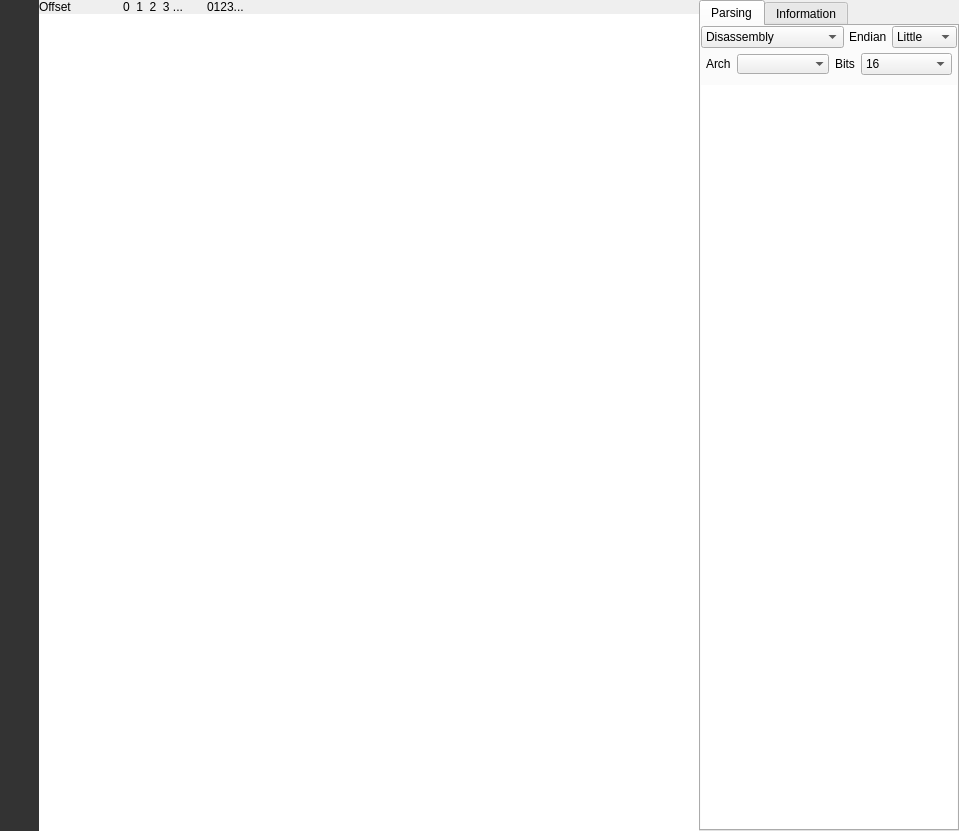
Above: src/widgets/HexdumpWidget.ui from rizinorg/cutter before the change. Below: the same form after it.
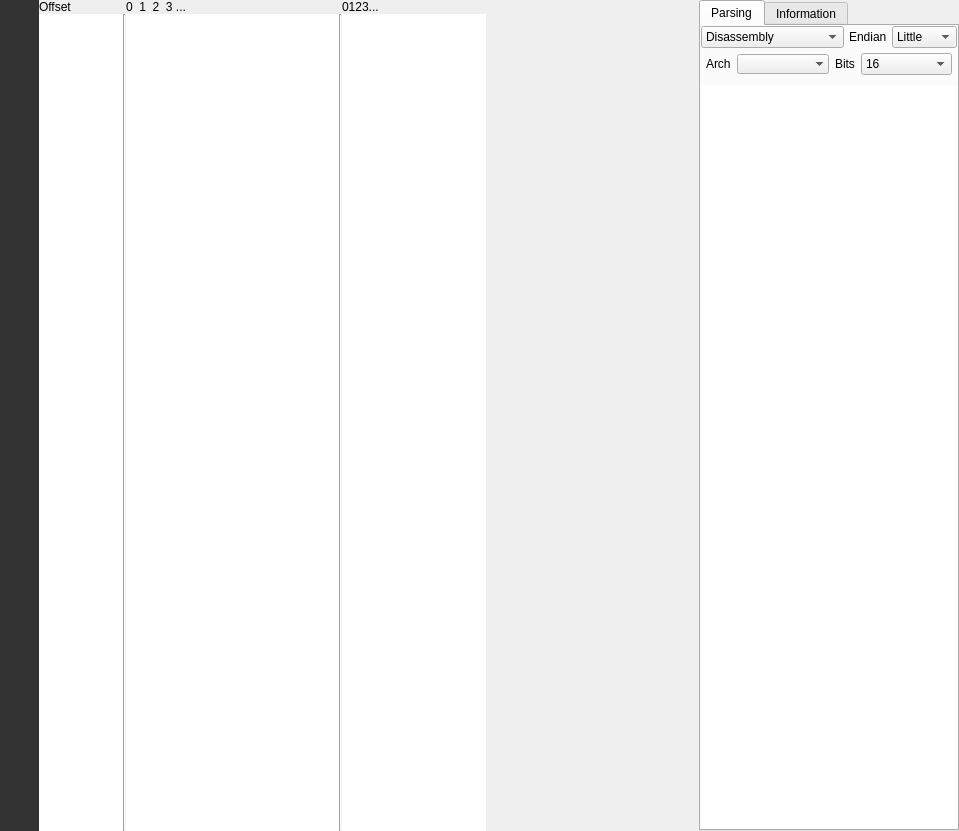
That is the form after the change. Icons and pictures are not drawn.

Commit message: HexdumpWidget: Smooth scrolling and using pxj instead of parsing string output.

```diff
--- a/src/widgets/HexdumpWidget.ui
+++ b/src/widgets/HexdumpWidget.ui
@@ -152,6 +152,63 @@
     </item>
     <item>
      <layout class="QGridLayout" name="gridLayout">
+      <item row="1" column="5">
+       <spacer name="horizontalSpacer">
+        <property name="orientation">
+         <enum>Qt::Horizontal</enum>
+        </property>
+        <property name="sizeType">
+         <enum>QSizePolicy::Expanding</enum>
+        </property>
+        <property name="sizeHint" stdset="0">
+         <size>
+          <width>40</width>
+          <height>20</height>
+         </size>
+        </property>
+       </spacer>
+      </item>
+      <item row="1" column="1">
+       <widget class="Line" name="line">
+        <property name="orientation">
+         <enum>Qt::Vertical</enum>
+        </property>
+       </widget>
+      </item>
+      <item row="0" column="0">
+       <widget class="QLabel" name="offsetHeaderLabel">
+        <property name="text">
+         <string>Offset</string>
+        </property>
+       </widget>
+      </item>
+      <item row="0" column="4">
+       <widget class="QLabel" name="asciiHeaderLabel">
+        <property name="text">
+         <string>0123...</string>
+        </property>
+       </widget>
+      </item>
+      <item row="0" column="2">
+       <widget class="QLabel" name="hexHeaderLabel">
+        <property name="sizePolicy">
+         <sizepolicy hsizetype="Minimum" vsizetype="Preferred">
+          <horstretch>0</horstretch>
+          <verstretch>0</verstretch>
+         </sizepolicy>
+        </property>
+        <property name="text">
+         <string>0  1  2  3 ...</string>
+        </property>
+       </widget>
+      </item>
+      <item row="1" column="3">
+       <widget class="Line" name="line_2">
+        <property name="orientation">
+         <enum>Qt::Vertical</enum>
+        </property>
+       </widget>
+      </item>
       <item row="1" column="0">
        <widget class="QPlainTextEdit" name="hexOffsetText">
         <property name="sizePolicy">
@@ -181,64 +238,61 @@
         <property name="sizeAdjustPolicy">
          <enum>QAbstractScrollArea::AdjustToContents</enum>
         </property>
-        <property name="lineWrapMode">
-         <enum>QPlainTextEdit::NoWrap</enum>
-        </property>
-        <property name="readOnly">
-         <bool>true</bool>
-        </property>
-       </widget>
-      </item>
-      <item row="1" column="1">
-       <widget class="QPlainTextEdit" name="hexHexText">
-        <property name="sizePolicy">
-         <sizepolicy hsizetype="Minimum" vsizetype="Expanding">
-          <horstretch>0</horstretch>
-          <verstretch>0</verstretch>
-         </sizepolicy>
-        </property>
-        <property name="minimumSize">
-         <size>
-          <width>0</width>
-          <height>0</height>
-         </size>
-        </property>
-        <property name="maximumSize">
-         <size>
-          <width>16777215</width>
-          <height>16777215</height>
-         </size>
-        </property>
-        <property name="acceptDrops">
-         <bool>false</bool>
-        </property>
-        <property name="frameShape">
-         <enum>QFrame::NoFrame</enum>
-        </property>
-        <property name="lineWidth">
-         <number>0</number>
-        </property>
-        <property name="verticalScrollBarPolicy">
-         <enum>Qt::ScrollBarAlwaysOff</enum>
-        </property>
-        <property name="horizontalScrollBarPolicy">
-         <enum>Qt::ScrollBarAlwaysOff</enum>
-        </property>
-        <property name="sizeAdjustPolicy">
-         <enum>QAbstractScrollArea::AdjustToContents</enum>
-        </property>
-        <property name="lineWrapMode">
-         <enum>QPlainTextEdit::NoWrap</enum>
-        </property>
-        <property name="readOnly">
-         <bool>true</bool>
-        </property>
        </widget>
       </item>
       <item row="1" column="2">
-       <widget class="QPlainTextEdit" name="hexASCIIText">
+       <widget class="QTextEdit" name="hexHexText">
         <property name="sizePolicy">
-         <sizepolicy hsizetype="Expanding" vsizetype="Expanding">
+         <sizepolicy hsizetype="MinimumExpanding" vsizetype="Expanding">
+          <horstretch>0</horstretch>
+          <verstretch>0</verstretch>
+         </sizepolicy>
+        </property>
+        <property name="minimumSize">
+         <size>
+          <width>0</width>
+          <height>0</height>
+         </size>
+        </property>
+        <property name="maximumSize">
+         <size>
+          <width>16777215</width>
+          <height>16777215</height>
+         </size>
+        </property>
+        <property name="acceptDrops">
+         <bool>false</bool>
+        </property>
+        <property name="frameShape">
+         <enum>QFrame::NoFrame</enum>
+        </property>
+        <property name="lineWidth">
+         <number>0</number>
+        </property>
+        <property name="verticalScrollBarPolicy">
+         <enum>Qt::ScrollBarAlwaysOff</enum>
+        </property>
+        <property name="horizontalScrollBarPolicy">
+         <enum>Qt::ScrollBarAlwaysOff</enum>
+        </property>
+        <property name="sizeAdjustPolicy">
+         <enum>QAbstractScrollArea::AdjustToContents</enum>
+        </property>
+        <property name="lineWrapMode">
+         <enum>QTextEdit::NoWrap</enum>
+        </property>
+        <property name="cursorWidth">
+         <number>3</number>
+        </property>
+        <property name="textInteractionFlags">
+         <set>Qt::TextSelectableByKeyboard|Qt::TextSelectableByMouse</set>
+        </property>
+       </widget>
+      </item>
+      <item row="1" column="4">
+       <widget class="QTextEdit" name="hexASCIIText">
+        <property name="sizePolicy">
+         <sizepolicy hsizetype="Minimum" vsizetype="Expanding">
           <horstretch>0</horstretch>
           <verstretch>0</verstretch>
          </sizepolicy>
@@ -280,31 +334,10 @@
          <enum>QAbstractScrollArea::AdjustToContents</enum>
         </property>
         <property name="lineWrapMode">
-         <enum>QPlainTextEdit::NoWrap</enum>
+         <enum>QTextEdit::NoWrap</enum>
         </property>
-        <property name="readOnly">
-         <bool>true</bool>
-        </property>
-       </widget>
-      </item>
-      <item row="0" column="0">
-       <widget class="QLabel" name="offsetHeaderLabel">
-        <property name="text">
-         <string>Offset</string>
-        </property>
-       </widget>
-      </item>
-      <item row="0" column="1">
-       <widget class="QLabel" name="hexHeaderLabel">
-        <property name="text">
-         <string>0  1  2  3 ...</string>
-        </property>
-       </widget>
-      </item>
-      <item row="0" column="2">
-       <widget class="QLabel" name="asciiHeaderLabel">
-        <property name="text">
-         <string>0123...</string>
+        <property name="cursorWidth">
+         <number>3</number>
         </property>
        </widget>
       </item>
```
Left out of the diff: 56 changed lines with no effect on the pictures. The commit also changes 2 other files.
